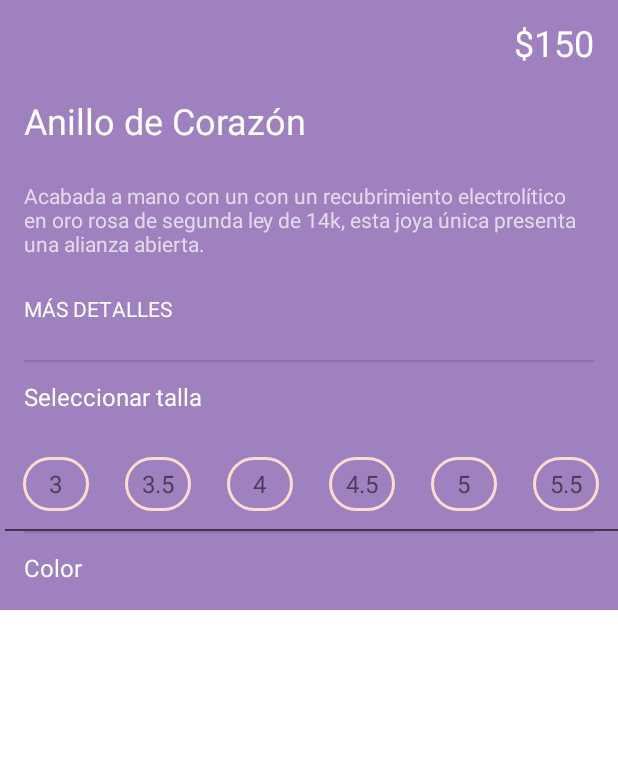
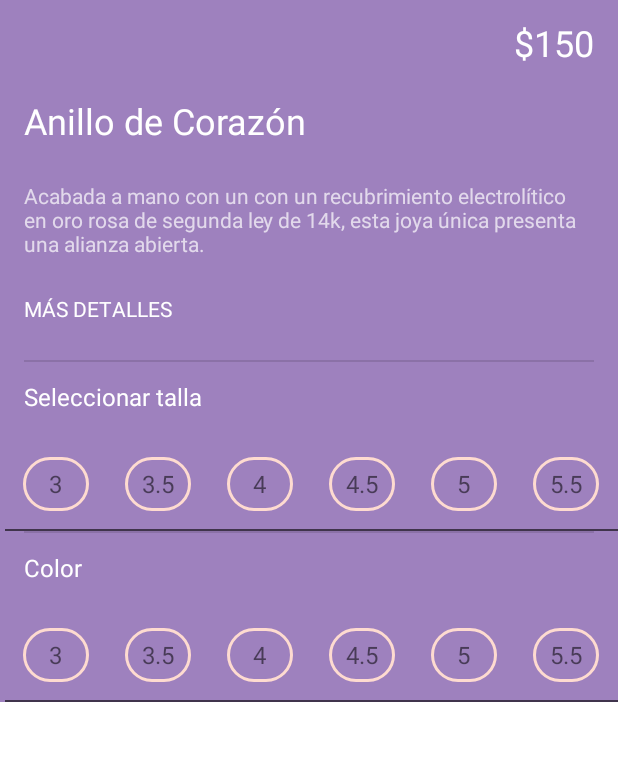
Before and after one commit to C3SC0-V4113/E-Commerce-Joyeria, an Android app: the ProductoDetalleActivity screen opened directly, with no data from a screen before it, on a phone screen of 412 x 824 dp, the part 384-1145 px from its top. Run offline under Robolectric (Android 15) with nearby library versions, the phone set to English and light mode, and no system bars.

Commit message:
En teoria ya funcionan los colores

```diff
--- /dev/null
+++ b/app/src/main/java/com/udb/edu/joyeria_commerce/ColorModel.java
@@ -0,0 +1,18 @@
+package com.udb.edu.joyeria_commerce;
+
+import android.graphics.Color;
+import android.util.Log;
+
+public class ColorModel {
+    private int color;
+
+    public ColorModel(String color){
+        Log.w("MODELO COLOR: ",color);
+        this.color=Color.parseColor(color);
+        Log.w("COLOR: ", String.valueOf(this.color));
+    }
+
+    public int getColorModel(){
+        return color;
+    }
+}
--- a/app/src/main/java/com/udb/edu/joyeria_commerce/ProductoDetalleActivity.java
+++ b/app/src/main/java/com/udb/edu/joyeria_commerce/ProductoDetalleActivity.java
@@ -11,16 +11,20 @@ import android.widget.Toast;
 import java.util.ArrayList;
 import java.util.List;
 
-public class ProductoDetalleActivity extends AppCompatActivity implements TallasAdapter.TallaSeleccionada{
+public class ProductoDetalleActivity extends AppCompatActivity implements TallasAdapter.TallaSeleccionada,ColorAdapter.ColorSeleccionado{
 
     RecyclerView rcl_tallas;
     RecyclerView rcl_colores;
 
     List<TallasModel> tallasModelList=new ArrayList<>();
+    List<ColorModel> colorModelList=new ArrayList<>();
 
     TallasAdapter tallasAdapter;
+    ColorAdapter coloresAdapter;
 
     String[] tallas={"3","3.5","4","4.5","5","5.5","6"};
+
+    String[] colores={"red","cyan","teal"};
 
     @Override
     protected void onCreate(Bundle savedInstanceState) {
@@ -33,19 +37,29 @@ public class ProductoDetalleActivity extends AppCompatActivity implements Tallas
         LinearLayoutManager linearLayoutManager=new LinearLayoutManager(this);
         linearLayoutManager.setOrientation(LinearLayoutManager.HORIZONTAL);
 
+        LinearLayoutManager linearLayoutManager2=new LinearLayoutManager(this);
+        linearLayoutManager2.setOrientation(LinearLayoutManager.HORIZONTAL);
+
         for (String s:tallas) {
             TallasModel tallasModel=new TallasModel(s);
 
             tallasModelList.add(tallasModel);
         }
 
+        for (String s:colores){
+            ColorModel colorModel=new ColorModel(s);
+
+            colorModelList.add(colorModel);
+        }
+
         rcl_tallas.setLayoutManager(linearLayoutManager);
         rcl_tallas.addItemDecoration(new DividerItemDecoration(this,DividerItemDecoration.VERTICAL));
 
-        /*rcl_colores.setLayoutManager(linearLayoutManager);
-        rcl_colores.addItemDecoration(new DividerItemDecoration(this,DividerItemDecoration.VERTICAL));*/
+        rcl_colores.setLayoutManager(linearLayoutManager2);
+        rcl_colores.addItemDecoration(new DividerItemDecoration(this,DividerItemDecoration.VERTICAL));
 
         tallasAdapter=new TallasAdapter(tallasModelList,this);
+        coloresAdapter=new ColorAdapter(colorModelList,this);
 
         rcl_tallas.setAdapter(tallasAdapter);
         rcl_colores.setAdapter(tallasAdapter);
@@ -55,4 +69,9 @@ public class ProductoDetalleActivity extends AppCompatActivity implements Tallas
     public void tallaSeleccionada(TallasModel tallasModel){
         Toast.makeText(this, tallasModel.getTallasModel(), Toast.LENGTH_SHORT).show();
     }
+
+    @Override
+    public void colorSeleccionado(ColorModel colorModel) {
+        Toast.makeText(this, colorModel.getColorModel(), Toast.LENGTH_SHORT).show();
+    }
 }
--- /dev/null
+++ b/app/src/main/res/drawable/color_fragment_drawable.xml
@@ -0,0 +1,5 @@
+<?xml version="1.0" encoding="utf-8"?>
+<shape xmlns:android="http://schemas.android.com/apk/res/android" android:shape="oval">
+    <stroke android:width="2dp" android:color="#442C2E"  />
+    <solid android:color="@color/teal_200"/>
+</shape>
```
Also changed, not shown: app/src/main/java/com/udb/edu/joyeria_commerce/ColorAdapter.java (added, +78 -0 lines), app/src/main/java/com/udb/edu/joyeria_commerce/RecyclerViewColores.java (added, +64 -0 lines), app/src/main/res/layout/fragment_recycler_view_colores.xml (added, +21 -0 lines).
